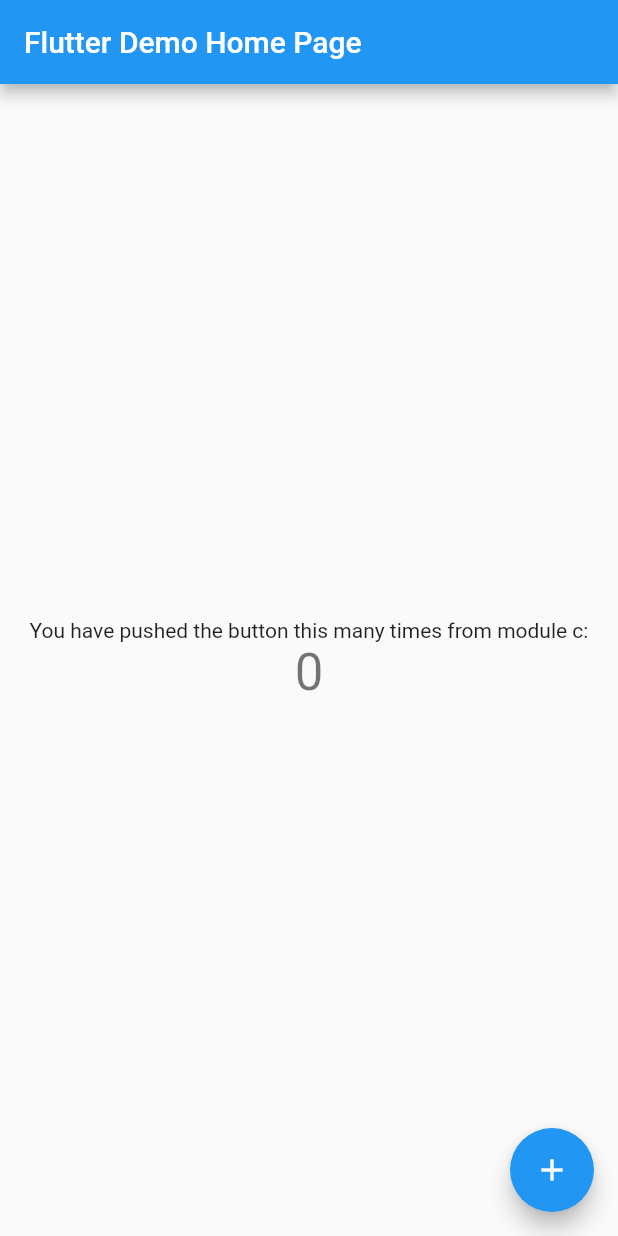
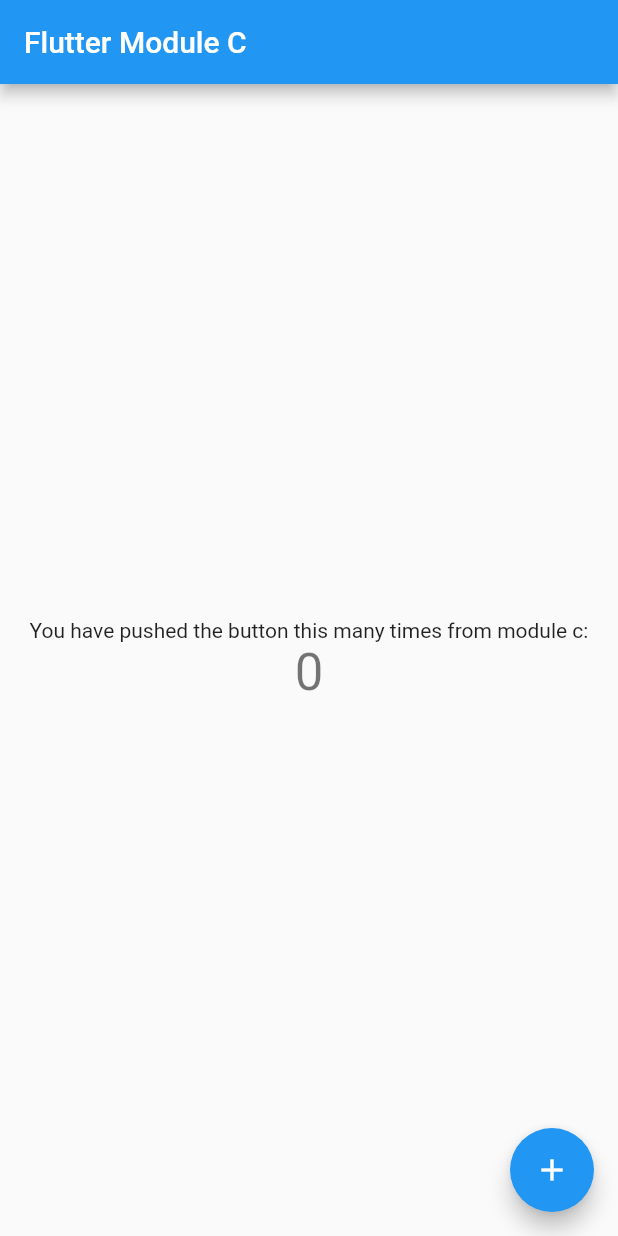
Before and after one commit to AlvinaC/flutter_module_c, a Flutter app: the screen it shows after launch, on a phone screen of 412 x 824 dp. Run offline on Flutter 3.47's test engine with Material 2 defaults, Android fonts, the phone set to English and light mode, and no system bars; missing offline and left inert: flutter_module_b.

Commit message:
committing changes to module c

```diff
--- a/lib/main.dart
+++ b/lib/main.dart
@@ -10,7 +10,7 @@ class MyModuleCApp extends StatelessWidget {
   @override
   Widget build(BuildContext context) {
     return MaterialApp(
-      title: 'Flutter Demo',
+      title: 'Flutter Module C',
       theme: ThemeData(
         // This is the theme of your application.
         //
@@ -22,7 +22,7 @@ class MyModuleCApp extends StatelessWidget {
         // counter didn't reset back to zero; the application is not restarted.
         primarySwatch: Colors.blue,
       ),
-      home: const MyHomePage(title: 'Flutter Demo Home Page'),
+      home: const MyHomePage(title: 'Flutter Module C'),
     );
   }
 }
```
Also changed, not shown: 1 other file.
